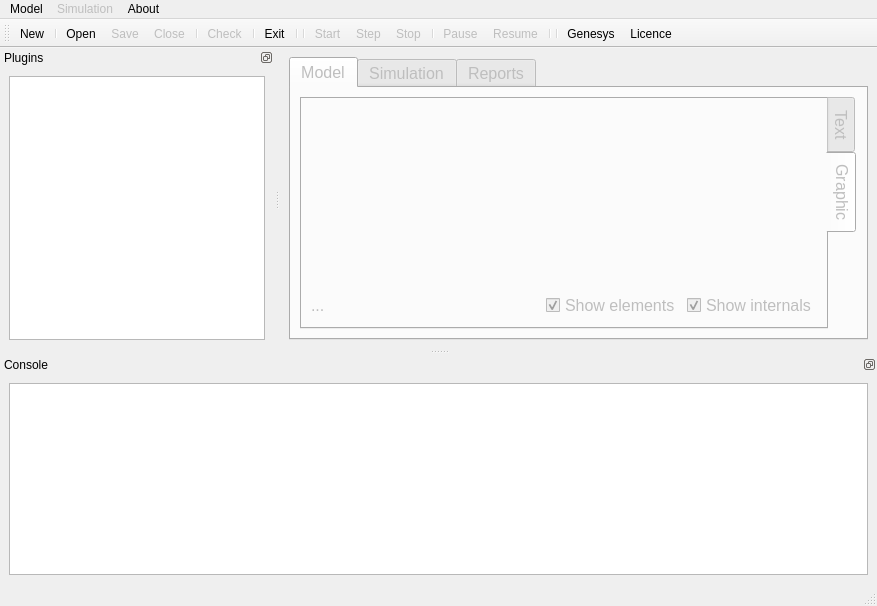
The window that applications/gui/qt/SimpleGUI_QtCreator/SimpleGUI/mainwindow.ui (vits-hugs/Genesys-Simulator) describes before a commit, drawn with Qt 5.
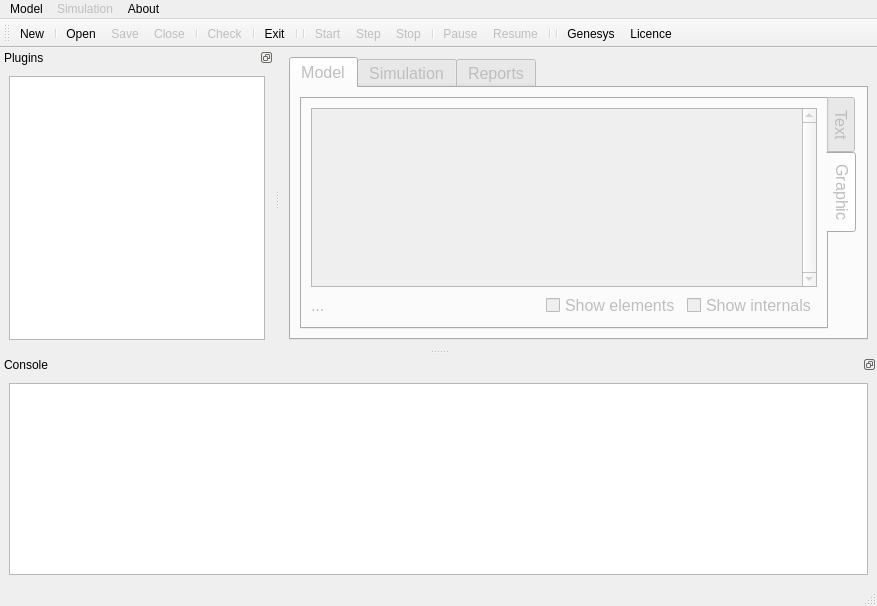
The same window after the commit. The open tabs and pages were chosen to show the change. Icons and pictures are not drawn.

```diff
--- a/applications/gui/qt/SimpleGUI_QtCreator/SimpleGUI/mainwindow.ui
+++ b/applications/gui/qt/SimpleGUI_QtCreator/SimpleGUI/mainwindow.ui
@@ -74,6 +74,24 @@
            <attribute name="title">
             <string>Graphic</string>
            </attribute>
+           <layout class="QVBoxLayout" name="verticalLayout_6">
+            <item>
+             <widget class="QScrollArea" name="scrollArea">
+              <property name="verticalScrollBarPolicy">
+               <enum>Qt::ScrollBarAlwaysOn</enum>
+              </property>
+              <property name="widgetResizable">
+               <bool>true</bool>
+              </property>
+              <widget class="QWidget" name="scrollAreaWidgetContents">
+               <property name="geometry">
+                <rect>
+                 <x>0</x>
+                 <y>0</y>
+                 <width>495</width>
+                 <height>161</height>
+                </rect>
+               </property>
            <layout class="QVBoxLayout" name="verticalLayout_5">
             <item>
              <widget class="QLabel" name="label_ModelGraphic">
@@ -91,6 +109,10 @@
               </property>
              </widget>
             </item>
+               </layout>
+              </widget>
+             </widget>
+            </item>
             <item>
              <layout class="QHBoxLayout" name="horizontalLayout">
               <item>
@@ -112,7 +134,7 @@
                  <string>Show elements</string>
                 </property>
                 <property name="checked">
-                 <bool>true</bool>
+                 <bool>false</bool>
                 </property>
                </widget>
               </item>
@@ -122,7 +144,7 @@
                  <string>Show internals</string>
                 </property>
                 <property name="checked">
-                 <bool>true</bool>
+                 <bool>false</bool>
                 </property>
                </widget>
               </item>
```
Lines whose indentation alone changed are shown as unchanged.
